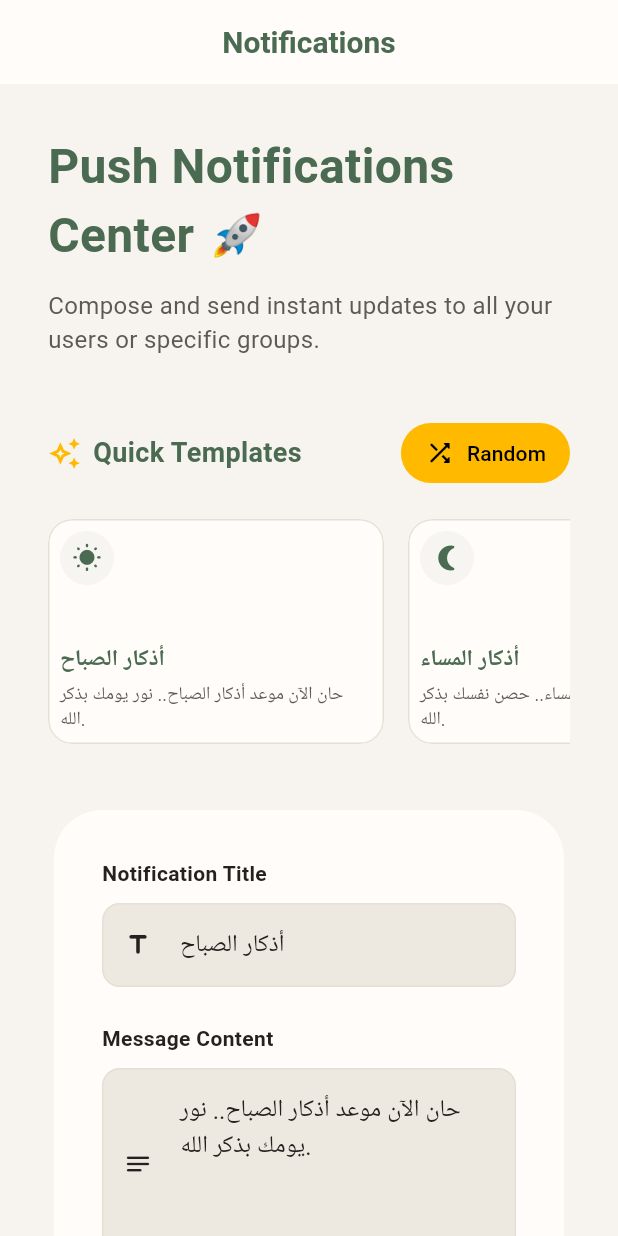
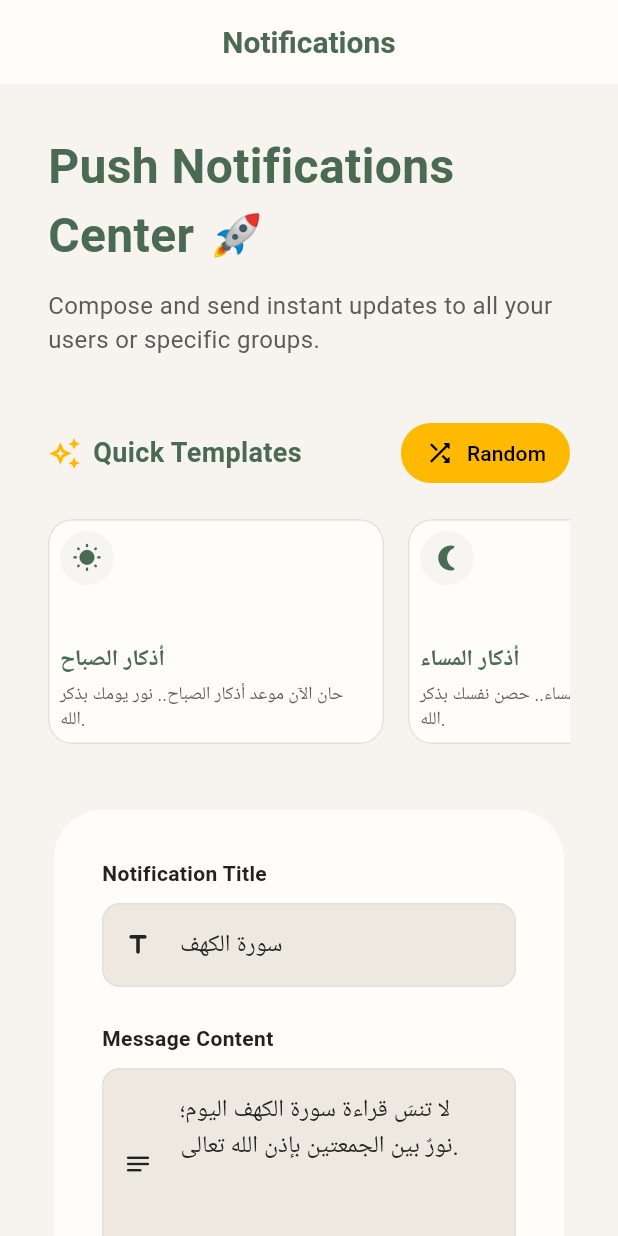
Before and after one commit to m7mdramadandx/islami-admin, a Flutter app: the NotificationManagementPage screen opened by its route, after a tap on "Random", on a phone screen of 412 x 824 dp. Run offline on Flutter 3.47's test engine with Material 3 defaults, Android fonts, the phone set to English and light mode, and no system bars; our stand-ins replace cloud_firestore, cloud_functions, dartz, equatable, firebase_auth, firebase_core and 6 more; accounts and stored records are empty; network calls fail; Roboto replaces fonts that are missing (Cairo).

Commit message:
feat: update notification management with Jumu'ah presets and refine FCM delivery

```diff
--- a/lib/features/notification/presentation/pages/notification_management_page.dart
+++ b/lib/features/notification/presentation/pages/notification_management_page.dart
@@ -147,11 +147,55 @@ class _NotificationManagementPageState
       'icon': 'nights_stay',
       'routeId': '0',
     },
+    // يوم الجمعة — Jumu'ah defaults
+    {
+      'title': 'جمعة مباركة',
+      'body':
+          'تقبّل الله منا ومنكم صالح الأعمال، وجمعة مباركة ملؤها السكينة والبركة.',
+      'icon': 'mosque',
+      'routeId': '1',
+    },
+    {
+      'title': 'تذكير: صلاة الجمعة',
+      'body':
+          'اقترب موعد الجمعة — تيَمَّم بالوضوء المبكر والذهاب إلى المسجد قبل الخطبة.',
+      'icon': 'today',
+      'routeId': '15',
+    },
+    {
+      'title': 'سورة الكهف',
+      'body':
+          'لا تنسَ قراءة سورة الكهف اليوم؛ نورٌ بين الجمعتين بإذن الله تعالى.',
+      'icon': 'menu_book',
+      'routeId': '2',
+    },
+    {
+      'title': 'ساعة استجابة يوم الجمعة',
+      'body':
+          'من فضل يوم الجمعة ساعة لا يوافقها عبد مسلم فيسأل الله خيراً إلا أعطاه — اغتنم الدعاء.',
+      'icon': 'volunteer_activism',
+      'routeId': '18',
+    },
+    {
+      'title': 'الصلاة على النبي ﷺ',
+      'body':
+          'أكثروا من الصلاة عليه يوم الجمعة؛ فإن صلاتكم معروضة عليه.',
+      'icon': 'spa',
+      'routeId': '4',
+    },
+    {
+      'title': 'خير يوم الجمعة',
+      'body':
+          'خير يوم طلعت فيه الشمس يوم الجمعة — فيه ساعة لا يوافقها عبد مؤمن يدعو الله إلا استجاب له.',
+      'icon': 'format_quote',
+      'routeId': '1',
+    },
   ];
 
   final Random _random = Random();
 
   bool _isSending = false;
+
   /// Preset for FCM `routeID` (labels match app sections; value = id).
   NotificationRouteType? _selectedRouteIdPreset;
 
@@ -238,7 +282,10 @@ class _NotificationManagementPageState
               icon: const Icon(Icons.shuffle_rounded, size: 20),
               label: const Text('Random'),
               style: FilledButton.styleFrom(
-                padding: const EdgeInsets.symmetric(horizontal: 16, vertical: 10),
+                padding: const EdgeInsets.symmetric(
+                  horizontal: 16,
+                  vertical: 10,
+                ),
               ),
             ),
           ],
@@ -369,6 +416,8 @@ class _NotificationManagementPageState
         return Icons.spa_rounded;
       case 'nights_stay':
         return Icons.nights_stay_rounded;
+      case 'today':
+        return Icons.today_rounded;
       default:
         return Icons.notifications_rounded;
     }
@@ -533,10 +582,7 @@ class _NotificationManagementPageState
             child: DropdownButton<NotificationRouteType?>(
               value: _selectedRouteIdPreset,
               isExpanded: true,
-              hint: Text(
-                'Not set',
-                style: TextStyle(color: AppColors.subText),
-              ),
+              hint: Text('Not set', style: TextStyle(color: AppColors.subText)),
               items: [
                 const DropdownMenuItem<NotificationRouteType?>(
                   value: null,
@@ -720,9 +766,7 @@ class _NotificationManagementPageState
 
     if (extraRouteIdText.isNotEmpty && extraRouteId == null) {
       ScaffoldMessenger.of(context).showSnackBar(
-        const SnackBar(
-          content: Text('Extra Route ID must be a valid number.'),
-        ),
+        const SnackBar(content: Text('Extra Route ID must be a valid number.')),
       );
       return;
     }
@@ -735,9 +779,7 @@ class _NotificationManagementPageState
         imageUrl: _imageUrlController.text.isEmpty
             ? null
             : _imageUrlController.text,
-        topic: _topicController.text.isEmpty
-            ? 'all_users'
-            : _topicController.text,
+        topic: _topicController.text.isEmpty ? null : _topicController.text,
         fcmToken: _fcmTokenController.text.trim().isEmpty
             ? null
             : _fcmTokenController.text.trim(),
--- a/pubspec.yaml
+++ b/pubspec.yaml
@@ -9,6 +9,7 @@ environment:
 dependencies:
   flutter:
     sdk: flutter
+  cupertino_icons: ^1.0.8
   go_router: ^14.1.4
   google_fonts: ^6.3.3
   firebase_core: ^3.1.1
```
Also changed, not shown: lib/features/auth/presentation/pages/login_page.dart (+6 -6 lines), lib/features/notification/data/services/notification_service.dart (+9 -9 lines), pubspec.lock, 1 other file.
